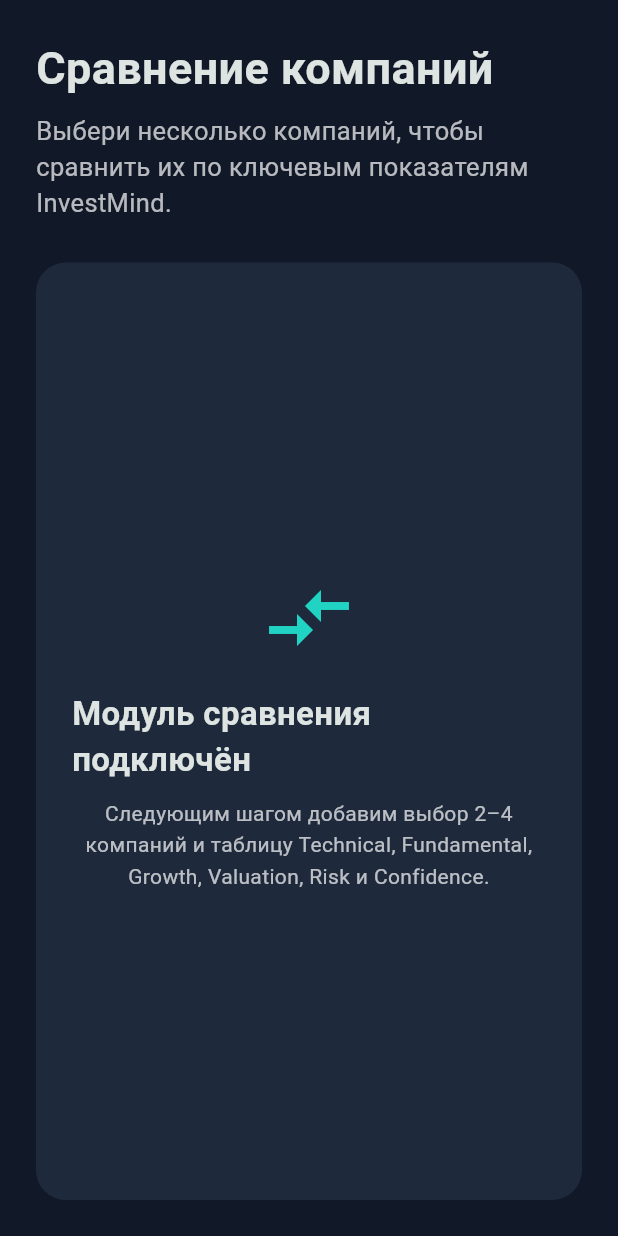
After one commit to bogdanschutskiy72-eng/investmind, a Flutter app: the ComparisonScreen screen opened directly, on a phone screen of 412 x 824 dp. The commit adds this screen. Run offline on Flutter 3.47's test engine with Material 3 defaults, Android fonts, the phone set to English and light mode, and no system bars; our stand-ins replace fl_chart, shared_preferences; accounts and stored records are empty.

Commit message:
Add company search and comparison navigation

```diff
--- /dev/null
+++ b/lib/features/comparison/comparison_screen.dart
@@ -0,0 +1,79 @@
+import 'package:flutter/material.dart';
+
+class ComparisonScreen extends StatelessWidget {
+  const ComparisonScreen({super.key});
+
+  @override
+  Widget build(BuildContext context) {
+    return Scaffold(
+      body: SafeArea(
+        child: Center(
+          child: ConstrainedBox(
+            constraints: const BoxConstraints(maxWidth: 1200),
+            child: Padding(
+              padding: const EdgeInsets.all(24),
+              child: Column(
+                crossAxisAlignment: CrossAxisAlignment.start,
+                children: [
+                  const Text(
+                    'Сравнение компаний',
+                    style: TextStyle(fontSize: 30, fontWeight: FontWeight.bold),
+                  ),
+                  const SizedBox(height: 8),
+                  const Text(
+                    'Выбери несколько компаний, чтобы сравнить их '
+                    'по ключевым показателям InvestMind.',
+                    style: TextStyle(fontSize: 17, color: Colors.white70),
+                  ),
+                  const SizedBox(height: 28),
+
+                  Expanded(
+                    child: Container(
+                      width: double.infinity,
+                      padding: const EdgeInsets.all(24),
+                      decoration: BoxDecoration(
+                        color: const Color(0xFF1E293B),
+                        borderRadius: BorderRadius.circular(20),
+                      ),
+                      child: const Center(
+                        child: Column(
+                          mainAxisSize: MainAxisSize.min,
+                          children: [
+                            Icon(
+                              Icons.compare_arrows,
+                              size: 64,
+                              color: Color(0xFF20D3C2),
+                            ),
+                            SizedBox(height: 16),
+                            Text(
+                              'Модуль сравнения подключён',
+                              style: TextStyle(
+                                fontSize: 22,
+                                fontWeight: FontWeight.bold,
+                              ),
+                            ),
+                            SizedBox(height: 10),
+                            Text(
+                              'Следующим шагом добавим выбор 2–4 компаний '
+                              'и таблицу Technical, Fundamental, Growth, '
+                              'Valuation, Risk и Confidence.',
+                              textAlign: TextAlign.center,
+                              style: TextStyle(
+                                color: Colors.white70,
+                                height: 1.5,
+                              ),
+                            ),
+                          ],
+                        ),
+                      ),
+                    ),
+                  ),
+                ],
+              ),
+            ),
+          ),
+        ),
+      ),
+    );
+  }
+}
```
Also changed, not shown: lib/app/app_shell.dart (+40 -60 lines), lib/features/analysis/company_analysis_screen.dart (+21 -1 lines), lib/features/home/home_screen.dart (+36 -16 lines), lib/features/home/search/search_screen.dart (added, +315 -0 lines), lib/services/stock_service.dart (+45 -121 lines), lib/app/app.dart (line endings or trailing spaces), lib/features/comparison/comparison_service.dart (added), lib/main.dart (line endings or trailing spaces).
